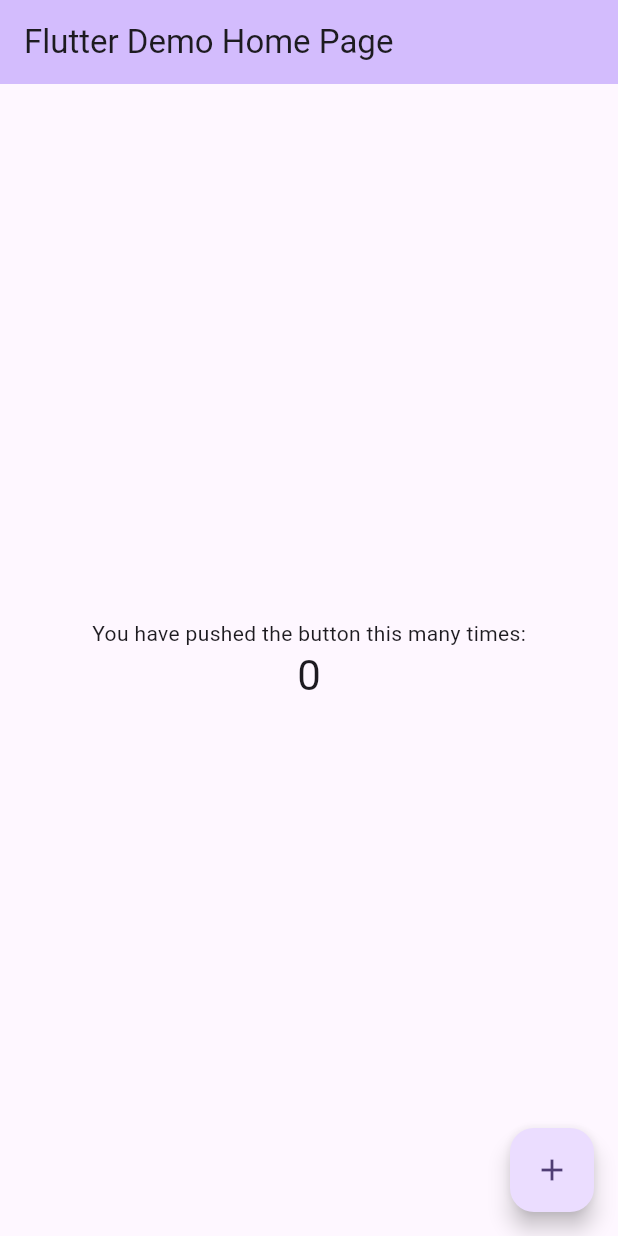
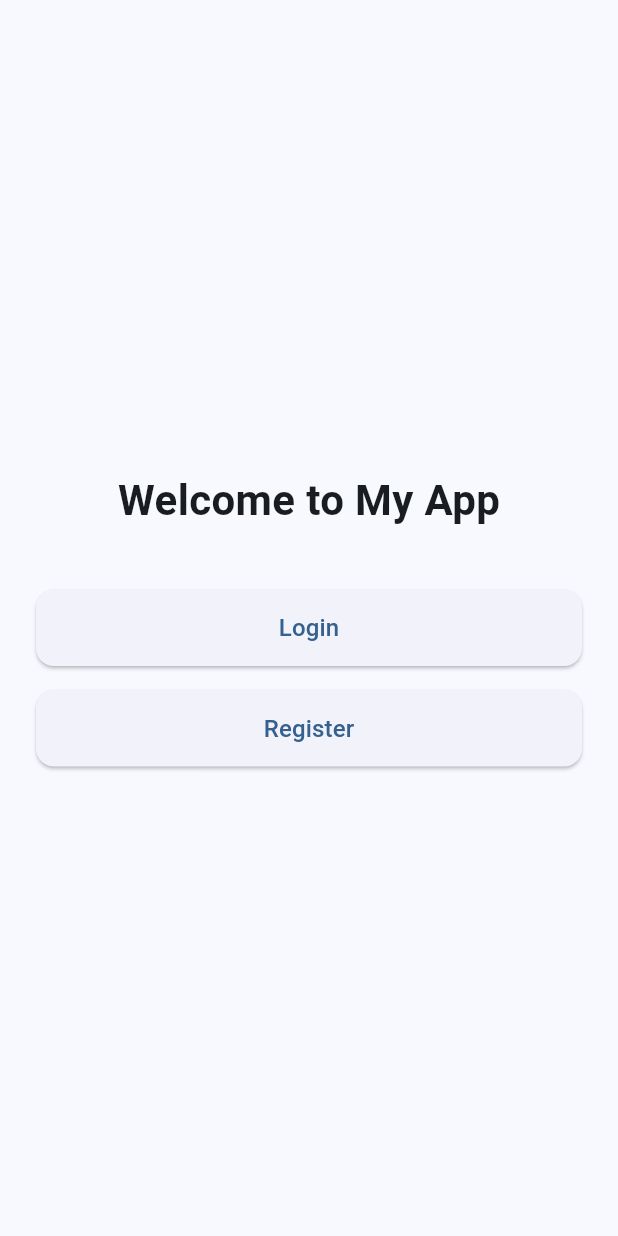
Before and after one commit to GhazyFarid/flutter_starter_project, a Flutter app: the screen it shows after launch, on a phone screen of 412 x 824 dp. Run offline on Flutter 3.47's test engine with Material 3 defaults, Android fonts, the phone set to English and light mode, and no system bars; our stand-ins replace flutter_riverpod, go_router.

Commit message:
create landing page
- navigation using go_router
- state management using flutter_riverpod

```diff
--- a/lib/main.dart
+++ b/lib/main.dart
@@ -1,122 +1,21 @@
 import 'package:flutter/material.dart';
+import 'package:flutter_riverpod/flutter_riverpod.dart';
+import 'package:flutter_starter_project/routes/app_router.dart';
 
 void main() {
-  runApp(const MyApp());
+  runApp(const ProviderScope(child: MyApp()));
 }
 
-class MyApp extends StatelessWidget {
+class MyApp extends ConsumerWidget {
   const MyApp({super.key});
 
-  // This widget is the root of your application.
   @override
-  Widget build(BuildContext context) {
-    return MaterialApp(
-      title: 'Flutter Demo',
-      theme: ThemeData(
-        // This is the theme of your application.
-        //
-        // TRY THIS: Try running your application with "flutter run". You'll see
-        // the application has a purple toolbar. Then, without quitting the app,
-        // try changing the seedColor in the colorScheme below to Colors.green
-        // and then invoke "hot reload" (save your changes or press the "hot
-        // reload" button in a Flutter-supported IDE, or press "r" if you used
-        // the command line to start the app).
-        //
-        // Notice that the counter didn't reset back to zero; the application
-        // state is not lost during the reload. To reset the state, use hot
-        // restart instead.
-        //
-        // This works for code too, not just values: Most code changes can be
-        // tested with just a hot reload.
-        colorScheme: ColorScheme.fromSeed(seedColor: Colors.deepPurple),
-      ),
-      home: const MyHomePage(title: 'Flutter Demo Home Page'),
+  Widget build(BuildContext context, WidgetRef ref) {
+    final router = ref.watch(routerProvider);
+    return MaterialApp.router(
+      title: 'Starter App',
+      theme: ThemeData(useMaterial3: true, colorSchemeSeed: Colors.blue),
+      routerConfig: router,
     );
   }
 }
-
-class MyHomePage extends StatefulWidget {
-  const MyHomePage({super.key, required this.title});
-
-  // This widget is the home page of your application. It is stateful, meaning
-  // that it has a State object (defined below) that contains fields that affect
-  // how it looks.
-
-  // This class is the configuration for the state. It holds the values (in this
-  // case the title) provided by the parent (in this case the App widget) and
-  // used by the build method of the State. Fields in a Widget subclass are
-  // always marked "final".
-
-  final String title;
-
-  @override
-  State<MyHomePage> createState() => _MyHomePageState();
-}
-
-class _MyHomePageState extends State<MyHomePage> {
-  int _counter = 0;
-
-  void _incrementCounter() {
-    setState(() {
-      // This call to setState tells the Flutter framework that something has
-      // changed in this State, which causes it to rerun the build method below
-      // so that the display can reflect the updated values. If we changed
-      // _counter without calling setState(), then the build method would not be
-      // called again, and so nothing would appear to happen.
-      _counter++;
-    });
-  }
-
-  @override
-  Widget build(BuildContext context) {
-    // This method is rerun every time setState is called, for instance as done
-    // by the _incrementCounter method above.
-    //
-    // The Flutter framework has been optimized to make rerunning build methods
-    // fast, so that you can just rebuild anything that needs updating rather
-    // than having to individually change instances of widgets.
-    return Scaffold(
-      appBar: AppBar(
-        // TRY THIS: Try changing the color here to a specific color (to
-        // Colors.amber, perhaps?) and trigger a hot reload to see the AppBar
-        // change color while the other colors stay the same.
-        backgroundColor: Theme.of(context).colorScheme.inversePrimary,
-        // Here we take the value from the MyHomePage object that was created by
-        // the App.build method, and use it to set our appbar title.
-        title: Text(widget.title),
-      ),
-      body: Center(
-        // Center is a layout widget. It takes a single child and positions it
-        // in the middle of the parent.
-        child: Column(
-          // Column is also a layout widget. It takes a list of children and
-          // arranges them vertically. By default, it sizes itself to fit its
-          // children horizontally, and tries to be as tall as its parent.
-          //
-          // Column has various properties to control how it sizes itself and
-          // how it positions its children. Here we use mainAxisAlignment to
-          // center the children vertically; the main axis here is the vertical
-          // axis because Columns are vertical (the cross axis would be
-          // horizontal).
-          //
-          // TRY THIS: Invoke "debug painting" (choose the "Toggle Debug Paint"
-          // action in the IDE, or press "p" in the console), to see the
-          // wireframe for each widget.
-          mainAxisAlignment: MainAxisAlignment.center,
-          children: <Widget>[
-            const Text('You have pushed the button this many times:'),
-            Text(
-              '$_counter',
-              style: Theme.of(context).textTheme.headlineMedium,
-            ),
-          ],
-        ),
-      ),
-      floatingActionButton: FloatingActionButton(
-        onPressed: _incrementCounter,
-        tooltip: 'Increment',
-        child: const Icon(Icons.add),
-      ), // This trailing comma makes auto-formatting nicer for build methods.
-    );
-  }
-}
--- /dev/null
+++ b/lib/routes/app_router.dart
@@ -0,0 +1,19 @@
+import 'package:flutter_riverpod/flutter_riverpod.dart';
+import 'package:flutter_starter_project/screens/landing_screen.dart';
+import 'package:flutter_starter_project/screens/login_screen.dart';
+import 'package:flutter_starter_project/screens/register_screen.dart';
+import 'package:go_router/go_router.dart';
+
+final routerProvider = Provider<GoRouter>((ref) {
+  return GoRouter(
+    initialLocation: '/',
+    routes: [
+      GoRoute(path: '/', builder: (context, state) => const LandingScreen()),
+      GoRoute(path: '/login', builder: (context, state) => const LoginScreen()),
+      GoRoute(
+        path: '/register',
+        builder: (context, state) => const RegisterScreen(),
+      ),
+    ],
+  );
+});
--- /dev/null
+++ b/lib/screens/landing_screen.dart
@@ -0,0 +1,39 @@
+import 'package:flutter/material.dart';
+import 'package:flutter_starter_project/widgets/primary_button.dart';
+import 'package:go_router/go_router.dart';
+
+class LandingScreen extends StatelessWidget {
+  const LandingScreen({super.key});
+
+  @override
+  Widget build(BuildContext context) {
+    return Scaffold(
+      body: SafeArea(
+        child: Center(
+          child: Padding(
+            padding: const EdgeInsets.all(24.0),
+            child: Column(
+              mainAxisAlignment: MainAxisAlignment.center,
+              children: [
+                const Text(
+                  'Welcome to My App',
+                  style: TextStyle(fontSize: 28, fontWeight: FontWeight.bold),
+                ),
+                const SizedBox(height: 40),
+                PrimaryButton(
+                  text: 'Login',
+                  onPressed: () => context.push('/login'),
+                ),
+                const SizedBox(height: 16),
+                PrimaryButton(
+                  text: 'Register',
+                  onPressed: () => context.push('/register'),
+                ),
+              ],
+            ),
+          ),
+        ),
+      ),
+    );
+  }
+}
--- /dev/null
+++ b/lib/screens/login_screen.dart
@@ -0,0 +1,10 @@
+import 'package:flutter/material.dart';
+
+class LoginScreen extends StatelessWidget {
+  const LoginScreen({super.key});
+
+  @override
+  Widget build(BuildContext context) {
+    return const Scaffold(body: Center(child: Text('Login Screen')));
+  }
+}
--- /dev/null
+++ b/lib/screens/register_screen.dart
@@ -0,0 +1,10 @@
+import 'package:flutter/material.dart';
+
+class RegisterScreen extends StatelessWidget {
+  const RegisterScreen({super.key});
+
+  @override
+  Widget build(BuildContext context) {
+    return const Scaffold(body: Center(child: Text('Register Screen')));
+  }
+}
--- /dev/null
+++ b/lib/widgets/primary_button.dart
@@ -0,0 +1,25 @@
+import 'package:flutter/material.dart';
+
+class PrimaryButton extends StatelessWidget {
+  final String text;
+  final VoidCallback onPressed;
+
+  const PrimaryButton({super.key, required this.text, required this.onPressed});
+
+  @override
+  Widget build(BuildContext context) {
+    return SizedBox(
+      width: double.infinity,
+      child: ElevatedButton(
+        onPressed: onPressed,
+        style: ElevatedButton.styleFrom(
+          padding: const EdgeInsets.symmetric(vertical: 14),
+          shape: RoundedRectangleBorder(
+            borderRadius: BorderRadius.circular(12),
+          ),
+        ),
+        child: Text(text, style: const TextStyle(fontSize: 16)),
+      ),
+    );
+  }
+}
--- a/pubspec.yaml
+++ b/pubspec.yaml
@@ -34,6 +34,8 @@ dependencies:
   # The following adds the Cupertino Icons font to your application.
   # Use with the CupertinoIcons class for iOS style icons.
   cupertino_icons: ^1.0.8
+  flutter_riverpod: ^3.0.3
+  go_router: ^16.2.4
 
 dev_dependencies:
   flutter_test:
```
